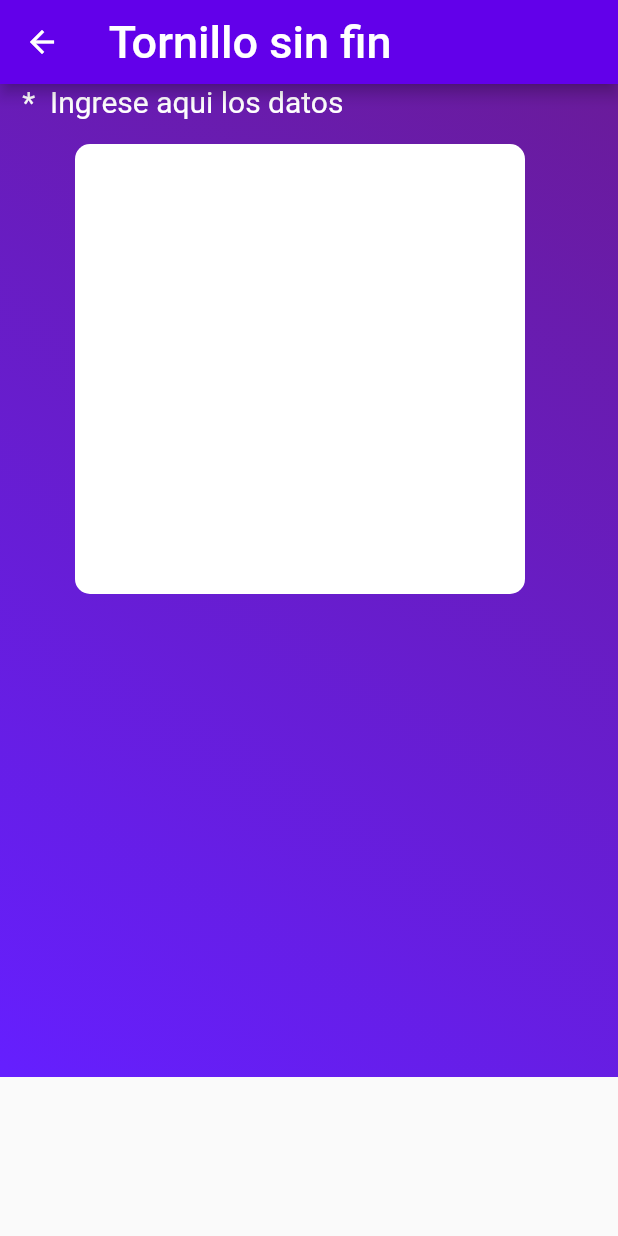
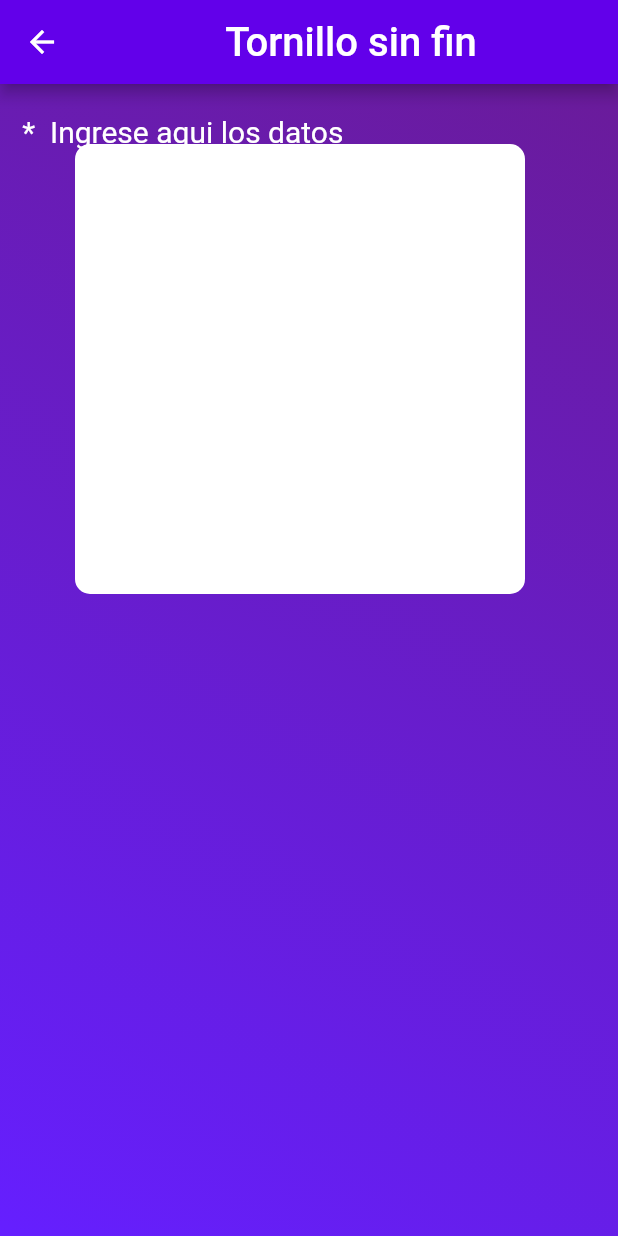
Before and after one commit to agusci21/Calculadora_mobile, a Flutter app: the TornilloSinFin screen opened directly, on a phone screen of 412 x 824 dp. Run offline on Flutter 3.47's test engine with Material 2 defaults, Android fonts, the phone set to English and light mode, and no system bars.

Commit message:
Empezando con responsive e implementando la uesta de datos

```diff
--- a/lib/screens/tornilloSinFin.dart
+++ b/lib/screens/tornilloSinFin.dart
@@ -15,30 +15,42 @@ class _TornilloSinFin extends State<TornilloSinFin>{
 
    return Scaffold(
 
-     appBar: AppBar(title:Center(child:Text(
-       "Tornillo sin fin                  ", style: TextStyle(
+     appBar: AppBar(title:Center(child:
+     Text(
+       "Tornillo sin fin",
+       textAlign: TextAlign.start,
+       style: TextStyle(
          color: Colors.white,
-         fontSize: 30),
+         fontSize: MediaQuery.of(context).size.width*(70/1080)),
      ),) ,),
 
     body: Stack(children: <Widget>[
       //fondo
       Container(
-        width: 2280,
-        height: 662,
+        width: MediaQuery.of(context).size.width,
+        height: MediaQuery.of(context).size.height,
         decoration: BoxDecoration(gradient: LinearGradient(colors:[Colors.purple.shade800, Colors.deepPurpleAccent.shade400] ,
         begin:Alignment.topRight,
         end:Alignment.bottomLeft ,
         )
         ),
+
       ),
-      //datos
-      Text("   *  Ingrese aqui los datos",
+     //margen
+      Container(
+        margin: EdgeInsets.fromLTRB(0, 20, 0, 0),
+        height: 200,
+        child:       Text("   *  Ingrese aqui los datos",
+      textAlign: TextAlign.center,
       style:TextStyle(
         color: Colors.white,
         fontSize: 20,
       ),),
+      ),
+       //datos
+
       Container(
+        alignment: Alignment.center,
         width: 300,
         height: 300,
         margin: EdgeInsets.fromLTRB(50, 40, 0, 0),
@@ -50,7 +62,8 @@ class _TornilloSinFin extends State<TornilloSinFin>{
 
       )
 
-    ],),
+    ],
+  ),
    );
   }
 
```
Also changed, not shown: lib/screens/home.dart (+13 -5 lines), pubspec.yaml (line endings or trailing spaces).
